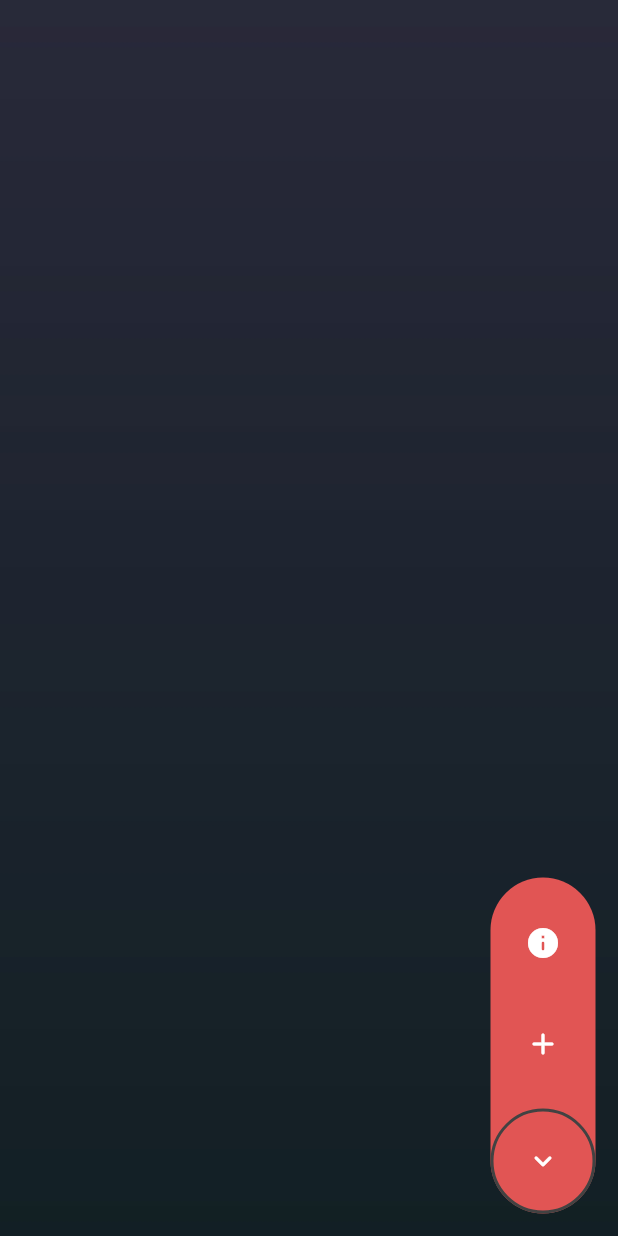
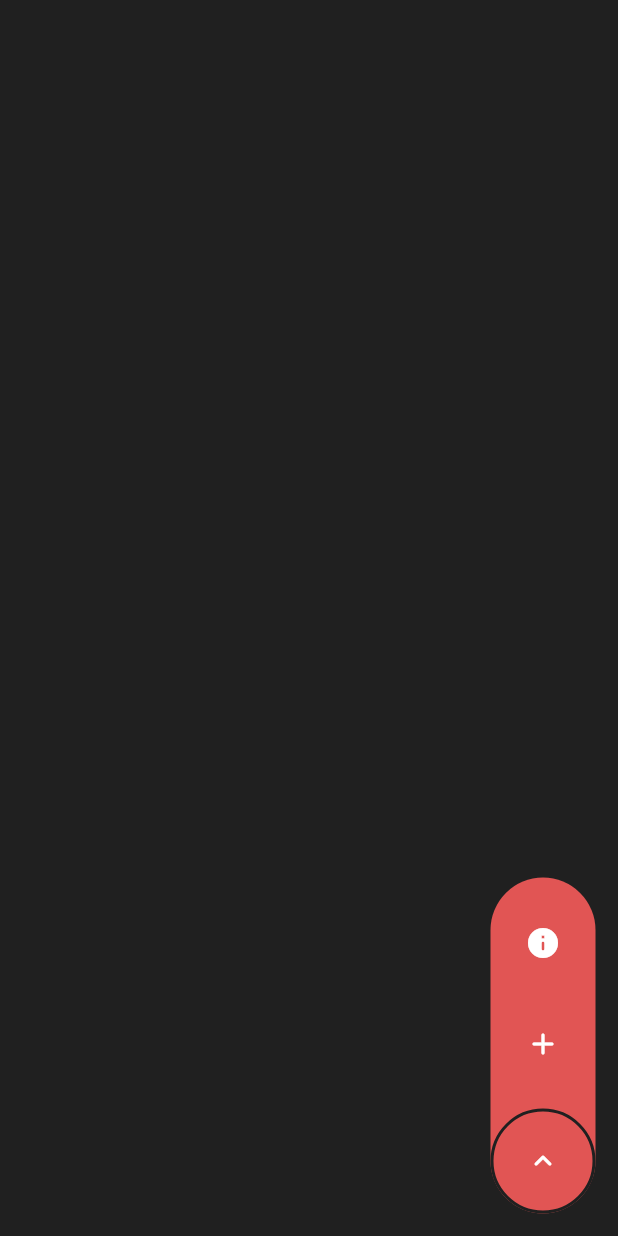
Before and after one commit to rovati/noteapp, a Flutter app: the screen it shows after launch, after a tap on the "keyboard arrow up" icon, on a phone screen of 412 x 824 dp. Run offline on Flutter 3.47's test engine with Material 2 defaults, Android fonts, the phone set to English and light mode, and no system bars; our stand-ins replace package_info, shared_preferences.

Commit message:
Remove background, add opacity fade on toolbar

```diff
--- a/note_app/lib/main.dart
+++ b/note_app/lib/main.dart
@@ -14,6 +14,7 @@ class MyApp extends StatelessWidget {
   @override
   Widget build(BuildContext context) {
     return MaterialApp(
+      themeMode: ThemeMode.dark,
       title: 'Flutter Demo',
       theme: Themes.defaultTheme,
       home: LoadingPage(),
--- a/note_app/lib/screen/InfoPage.dart
+++ b/note_app/lib/screen/InfoPage.dart
@@ -12,12 +12,7 @@ class InfoPage extends StatelessWidget {
     return Scaffold(
       body: Stack(
         children: [
-          Container(
-            decoration: BoxDecoration(
-              image: DecorationImage(
-                  image: AssetImage('assets/grad1.jpg'), fit: BoxFit.cover),
-            ),
-          ),
+          Themes.background,
           Center(
             child: Container(
               width: MediaQuery.of(context).size.width * 0.66,
--- a/note_app/lib/screen/LoadingPage.dart
+++ b/note_app/lib/screen/LoadingPage.dart
@@ -1,6 +1,7 @@
 import 'package:flutter/material.dart';
 import 'package:note_app/model/NotesList.dart';
 import 'package:note_app/util/DatabaseHelper.dart';
+import 'package:note_app/util/constant/app_theme.dart';
 
 import 'MainPage.dart';
 
@@ -15,7 +16,10 @@ class LoadingPage extends StatelessWidget {
   Widget build(BuildContext context) {
     navigateWhenComplete(context);
     return Scaffold(
-      body: Center(
+      body: Stack(
+        children: [
+          Themes.background,
+          Center(
             child: Transform.scale(
               scale: 3.0,
               child: CircularProgressIndicator(
@@ -24,6 +28,8 @@ class LoadingPage extends StatelessWidget {
               ),
             ),
           ),
+        ],
+      ),
     );
   }
 }
--- a/note_app/lib/screen/MainPage.dart
+++ b/note_app/lib/screen/MainPage.dart
@@ -1,4 +1,5 @@
 import 'package:flutter/material.dart';
+import 'package:note_app/util/constant/app_theme.dart';
 import 'package:note_app/widget/DismissibleNotes.dart';
 import 'dart:math' show pi;
 
@@ -19,12 +20,7 @@ class _MainPageState extends State<MainPage> with TickerProviderStateMixin {
     return Scaffold(
       body: Stack(
         children: [
-          Container(
-            decoration: BoxDecoration(
-              image: DecorationImage(
-                  image: AssetImage('assets/grad1.jpg'), fit: BoxFit.cover),
-            ),
-          ),
+          Themes.background,
           Center(
             child: Container(
               alignment: Alignment.center,
--- a/note_app/lib/screen/NotePage.dart
+++ b/note_app/lib/screen/NotePage.dart
@@ -3,6 +3,7 @@ import 'dart:async';
 import 'package:flutter/material.dart';
 import 'package:note_app/model/Note.dart';
 import 'package:note_app/model/NotesList.dart';
+import 'package:note_app/util/constant/app_theme.dart';
 
 class NotePage extends StatefulWidget {
   final int noteID;
@@ -40,15 +41,10 @@ class _NotePageState extends State<NotePage> {
   @override
   Widget build(BuildContext context) {
     return Scaffold(
-      resizeToAvoidBottomInset: false,
+      //resizeToAvoidBottomInset: false,
       body: Stack(
         children: [
-          Container(
-            decoration: BoxDecoration(
-              image: DecorationImage(
-                  image: AssetImage('assets/grad1.jpg'), fit: BoxFit.cover),
-            ),
-          ),
+          Themes.background,
           SafeArea(
             child: Column(
               crossAxisAlignment: CrossAxisAlignment.center,
@@ -103,7 +99,7 @@ class _NotePageState extends State<NotePage> {
                         Container(
                           decoration: BoxDecoration(
                             borderRadius: BorderRadius.circular(15),
-                            color: Color.fromARGB(0x22, 0x10, 0x10, 0x10),
+                            color: Color.fromARGB(0x10, 0xFF, 0xFF, 0xFF),
                           ),
                         ),
                         FractionallySizedBox(
--- a/note_app/lib/util/constant/app_theme.dart
+++ b/note_app/lib/util/constant/app_theme.dart
@@ -8,4 +8,9 @@ class Themes {
   );
 
   static final red = Color.fromARGB(0xFF, 0xE1, 0x55, 0x54);
+  static final grey = Color.fromARGB(0xFF, 0x20, 0x20, 0x20);
+
+  static final Widget background = Container(
+    decoration: BoxDecoration(color: grey),
+  );
 }
--- a/note_app/lib/widget/Toolbar.dart
+++ b/note_app/lib/widget/Toolbar.dart
@@ -17,7 +17,10 @@ class _ToolbarState extends State<Toolbar> with TickerProviderStateMixin {
   final double iconSize = 70;
   late var _height;
   var _angle = 0.0;
-  bool _visible = false;
+  bool _infoVisible = false;
+  bool _addVisible = false;
+  double _infoOpacity = 0.0;
+  double _addOpacity = 0.0;
   late AnimationController _controller;
 
   @override
@@ -25,7 +28,7 @@ class _ToolbarState extends State<Toolbar> with TickerProviderStateMixin {
     super.initState();
     _height = iconSize;
     _controller =
-        AnimationController(vsync: this, duration: Duration(milliseconds: 300));
+        AnimationController(vsync: this, duration: Duration(milliseconds: 200));
     _controller.addListener(() {
       setState(() {});
     });
@@ -40,28 +43,39 @@ class _ToolbarState extends State<Toolbar> with TickerProviderStateMixin {
         borderRadius: BorderRadius.circular(iconSize / 2),
         color: Themes.red,
       ),
-      duration: Duration(milliseconds: 500),
+      duration: Duration(milliseconds: 250),
       curve: Curves.easeInOutQuad,
       child: Column(
         mainAxisAlignment: MainAxisAlignment.end,
         children: [
-          Visibility(
-            visible: _visible,
-            child: Expanded(
+          Expanded(
             child: Column(
               mainAxisAlignment: MainAxisAlignment.spaceEvenly,
               crossAxisAlignment: CrossAxisAlignment.stretch,
               children: [
-                  IconButton(
+                Visibility(
+                  visible: _infoVisible,
+                  child: AnimatedOpacity(
+                    opacity: _infoOpacity,
+                    duration: Duration(milliseconds: 150),
+                    child: IconButton(
                       onPressed: _onTapOpenInfo,
                       icon: Icon(Icons.info_rounded),
                     ),
-                  IconButton(
+                  ),
+                ),
+                Visibility(
+                  visible: _addVisible,
+                  child: AnimatedOpacity(
+                    opacity: _addOpacity,
+                    duration: Duration(milliseconds: 150),
+                    child: IconButton(
                       onPressed: _onTapNewNote,
                       icon: Icon(Icons.add_rounded),
                     ),
+                  ),
+                ),
               ],
-              ),
             ),
           ),
           Container(
@@ -70,7 +84,7 @@ class _ToolbarState extends State<Toolbar> with TickerProviderStateMixin {
             decoration: BoxDecoration(
                 borderRadius: BorderRadius.circular(iconSize / 2),
                 border: Border.all(
-                  color: Colors.grey.shade800,
+                  color: Themes.grey,
                   width: 2,
                 )),
             child: InkWell(
@@ -88,24 +102,47 @@ class _ToolbarState extends State<Toolbar> with TickerProviderStateMixin {
   }
 
   void _onTapArrow() {
+    if (_height != iconSize) {
+      closeToolbar();
+    } else {
+      openToolbar();
+    }
+  }
+
+  void closeToolbar() {
     setState(() {
-      _height =
-          _height != iconSize ? iconSize : (iconSize * 3 + 2 * iconSize * 0.1);
-      _angle = _angle == 0.0 ? pi : 0.0;
-      if (_controller.isCompleted) {
-        _controller.reverse();
-      } else {
-        _controller.forward();
-      }
-      if (_visible) {
-        _visible = !_visible;
-      } else {
-        Future.delayed(Duration(milliseconds: 500), () {
+      _infoOpacity = 0.0;
+    });
+    Future.delayed(Duration(milliseconds: 100), () {
       setState(() {
-            _visible = !_visible;
+        _addOpacity = 0.0;
+      });
+    });
+    Future.delayed(Duration(milliseconds: 250), () {
+      setState(() {
+        _infoVisible = false;
+        _addVisible = false;
+        _height = iconSize;
       });
     });
   }
+
+  void openToolbar() {
+    setState(() {
+      _height = (iconSize * 3 + 2 * iconSize * 0.1);
+      _angle = pi;
+    });
+    Future.delayed(Duration(milliseconds: 200), () {
+      setState(() {
+        _addVisible = true;
+        _infoVisible = true;
+        _addOpacity = 1.0;
+      });
+    });
+    Future.delayed(Duration(milliseconds: 250), () {
+      setState(() {
+        _infoOpacity = 1.0;
+      });
     });
   }
 
--- a/note_app/pubspec.yaml
+++ b/note_app/pubspec.yaml
@@ -49,5 +49,3 @@ flutter:
   # included with your application, so that you can use the icons in
   # the material Icons class.
   uses-material-design: true
-  assets:
-    - assets/
```
Also changed, not shown: note_app/assets/grad1.jpg (deleted), note_app/assets/grad2.jpg (deleted), 3 other files. Lines whose indentation alone changed are shown as unchanged.
